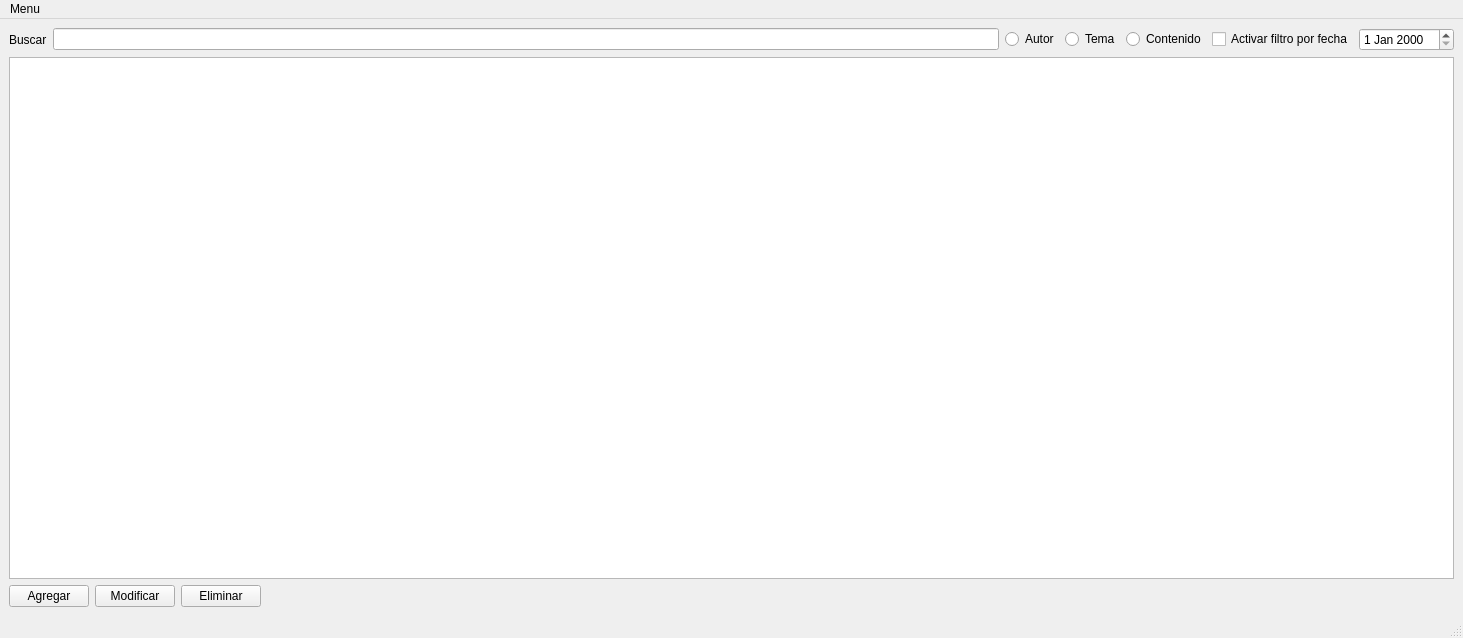
Old version of the form mainwindow.ui in the repository lucianodato/JI-quotes.
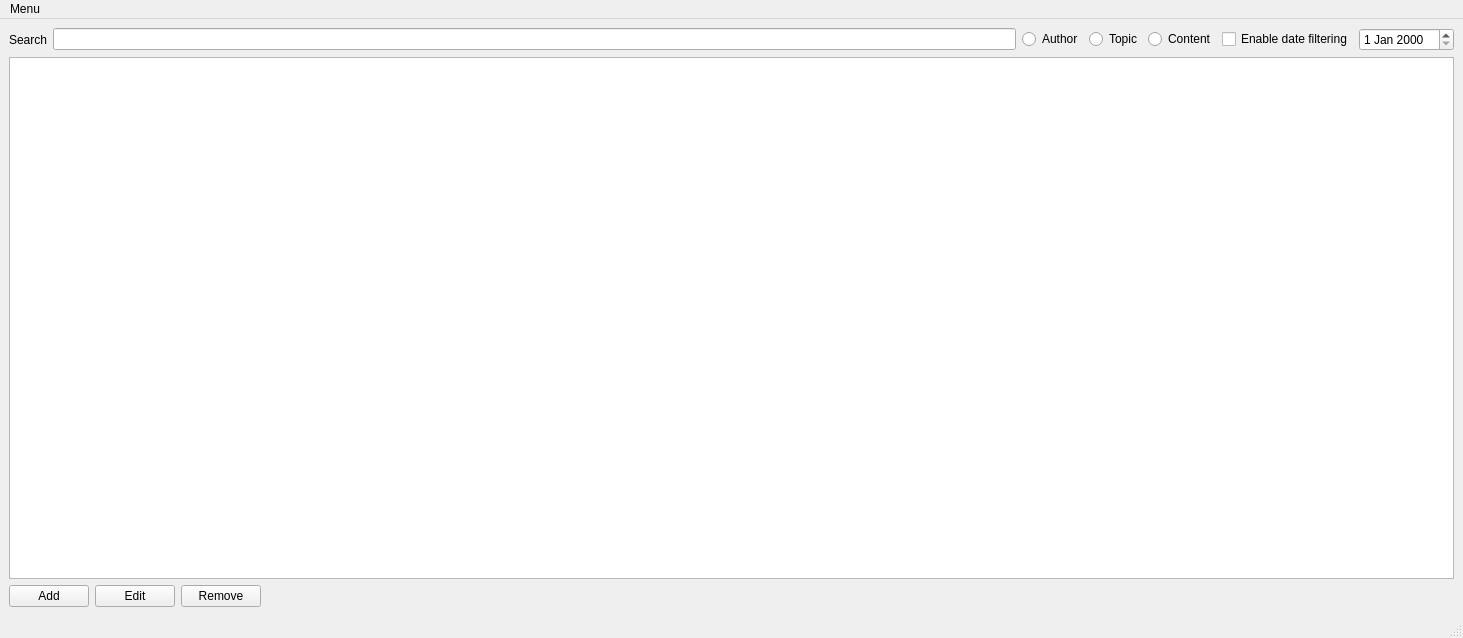
New version of the form.

Commit message: Use english labels for now

What changed in the file:
```diff
--- a/mainwindow.ui
+++ b/mainwindow.ui
@@ -22,7 +22,7 @@
         <item>
          <widget class="QLabel" name="label_4">
           <property name="text">
-           <string>Buscar</string>
+           <string>Search</string>
           </property>
          </widget>
         </item>
@@ -32,28 +32,28 @@
         <item>
          <widget class="QRadioButton" name="radioButton">
           <property name="text">
-           <string>Autor</string>
+           <string>Author</string>
           </property>
          </widget>
         </item>
         <item>
          <widget class="QRadioButton" name="radioButton_2">
           <property name="text">
-           <string>Tema</string>
+           <string>Topic</string>
           </property>
          </widget>
         </item>
         <item>
          <widget class="QRadioButton" name="radioButton_3">
           <property name="text">
-           <string>Contenido</string>
+           <string>Content</string>
           </property>
          </widget>
         </item>
         <item>
          <widget class="QCheckBox" name="checkBox">
           <property name="text">
-           <string>Activar filtro por fecha</string>
+           <string>Enable date filtering</string>
           </property>
          </widget>
         </item>
@@ -70,21 +70,21 @@
         <item>
          <widget class="QPushButton" name="pushButton_3">
           <property name="text">
-           <string>Agregar</string>
+           <string>Add</string>
           </property>
          </widget>
         </item>
         <item>
          <widget class="QPushButton" name="pushButton_5">
           <property name="text">
-           <string>Modificar</string>
+           <string>Edit</string>
           </property>
          </widget>
         </item>
         <item>
          <widget class="QPushButton" name="pushButton_4">
           <property name="text">
-           <string>Eliminar</string>
+           <string>Remove</string>
           </property>
          </widget>
         </item>
```
Left out of the diff: 6 changed lines with no effect on the pictures. The commit also changes 3 other files.
